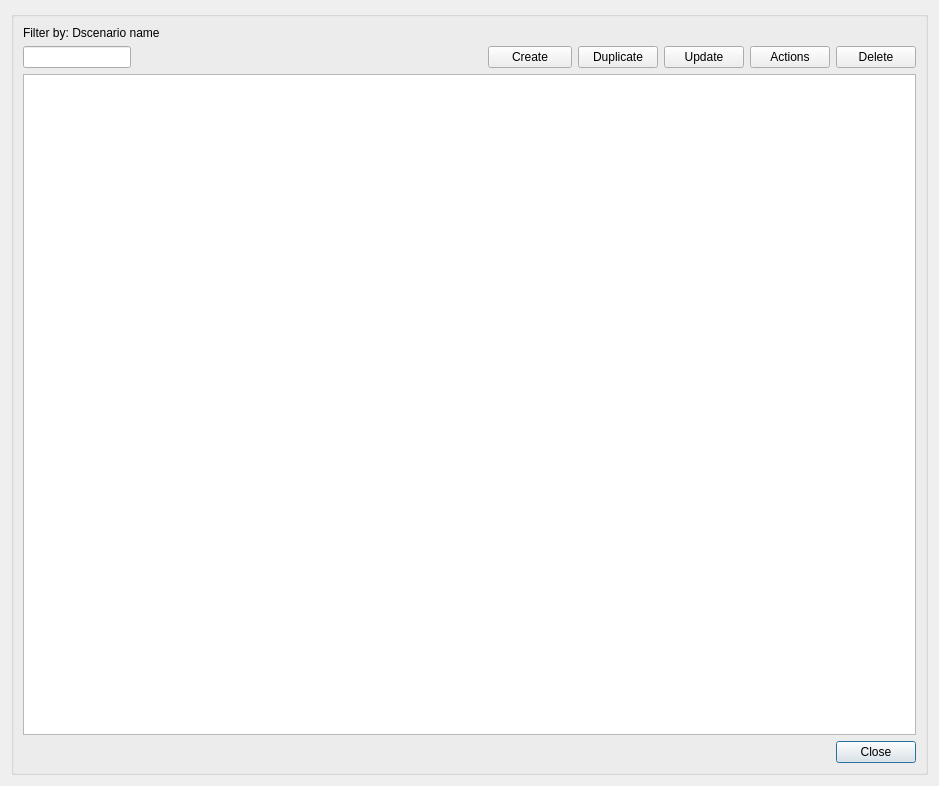
Giswater/giswater_qgis_plugin, file core/ui/toolbars/epa/dscenario_manager.ui: the form before one commit.
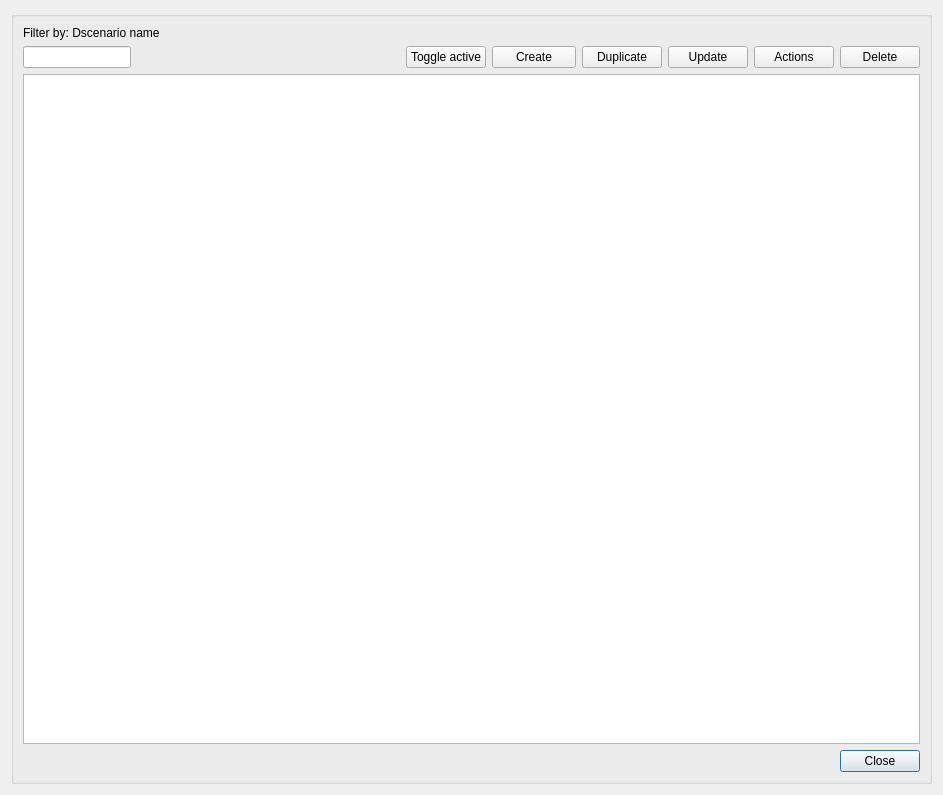
The form after the commit.

Commit message: Enhancement: update btn "dscenario" as menu (on ud projects) for manage "dscenario", "hydrology scenario" and "dwf scenario". Update toolbox functions to maange "aux_params"

```diff
--- a/core/ui/toolbars/epa/dscenario_manager.ui
+++ b/core/ui/toolbars/epa/dscenario_manager.ui
@@ -6,8 +6,8 @@
    <rect>
     <x>0</x>
     <y>0</y>
-    <width>939</width>
-    <height>786</height>
+    <width>943</width>
+    <height>795</height>
    </rect>
   </property>
   <property name="windowTitle">
@@ -20,26 +20,6 @@
       <string/>
      </property>
      <layout class="QGridLayout" name="verticalLayout_3">
-      <item row="5" column="0" colspan="2">
-       <widget class="QLineEdit" name="txt_name">
-        <property name="sizePolicy">
-         <sizepolicy hsizetype="Fixed" vsizetype="Fixed">
-          <horstretch>0</horstretch>
-          <verstretch>0</verstretch>
-         </sizepolicy>
-        </property>
-        <property name="text">
-         <string/>
-        </property>
-       </widget>
-      </item>
-      <item row="6" column="0" colspan="12">
-       <widget class="QTableView" name="tbl_dscenario">
-        <property name="selectionMode">
-         <enum>QAbstractItemView::SingleSelection</enum>
-        </property>
-       </widget>
-      </item>
       <item row="4" column="0">
        <widget class="QLabel" name="lbl_dscenario_name">
         <property name="text">
@@ -47,6 +27,26 @@
         </property>
        </widget>
       </item>
+      <item row="7" column="12">
+       <widget class="QPushButton" name="btn_cancel">
+        <property name="text">
+         <string>Close</string>
+        </property>
+       </widget>
+      </item>
+      <item row="5" column="0" colspan="2">
+       <widget class="QLineEdit" name="txt_name">
+        <property name="sizePolicy">
+         <sizepolicy hsizetype="Fixed" vsizetype="Fixed">
+          <horstretch>0</horstretch>
+          <verstretch>0</verstretch>
+         </sizepolicy>
+        </property>
+        <property name="text">
+         <string/>
+        </property>
+       </widget>
+      </item>
       <item row="7" column="0" colspan="5">
        <spacer name="horizontalSpacer">
         <property name="orientation">
@@ -60,48 +60,21 @@
         </property>
        </spacer>
       </item>
-      <item row="7" column="11">
-       <widget class="QPushButton" name="btn_cancel">
+      <item row="5" column="9">
+       <widget class="QPushButton" name="btn_duplicate">
         <property name="text">
-         <string>Close</string>
+         <string>Duplicate</string>
         </property>
        </widget>
       </item>
       <item row="5" column="11">
-       <widget class="QPushButton" name="btn_delete">
-        <property name="sizePolicy">
-         <sizepolicy hsizetype="Fixed" vsizetype="Fixed">
-          <horstretch>0</horstretch>
-          <verstretch>0</verstretch>
-         </sizepolicy>
-        </property>
-        <property name="text">
-         <string>Delete</string>
-        </property>
-       </widget>
-      </item>
-      <item row="5" column="10">
        <widget class="QPushButton" name="btn_toolbox">
         <property name="text">
          <string>Actions</string>
         </property>
        </widget>
       </item>
-      <item row="5" column="9">
-       <widget class="QPushButton" name="btn_update">
-        <property name="text">
-         <string>Update</string>
-        </property>
-       </widget>
-      </item>
       <item row="5" column="8">
-       <widget class="QPushButton" name="btn_duplicate">
-        <property name="text">
-         <string>Duplicate</string>
-        </property>
-       </widget>
-      </item>
-      <item row="5" column="7">
        <widget class="QToolButton" name="btn_create">
         <property name="sizePolicy">
          <sizepolicy hsizetype="Minimum" vsizetype="Minimum">
@@ -126,6 +99,33 @@
         </property>
        </widget>
       </item>
+      <item row="6" column="0" colspan="13">
+       <widget class="QTableView" name="tbl_dscenario">
+        <property name="selectionMode">
+         <enum>QAbstractItemView::SingleSelection</enum>
+        </property>
+       </widget>
+      </item>
+      <item row="5" column="12">
+       <widget class="QPushButton" name="btn_delete">
+        <property name="sizePolicy">
+         <sizepolicy hsizetype="Fixed" vsizetype="Fixed">
+          <horstretch>0</horstretch>
+          <verstretch>0</verstretch>
+         </sizepolicy>
+        </property>
+        <property name="text">
+         <string>Delete</string>
+        </property>
+       </widget>
+      </item>
+      <item row="5" column="10">
+       <widget class="QPushButton" name="btn_update">
+        <property name="text">
+         <string>Update</string>
+        </property>
+       </widget>
+      </item>
       <item row="5" column="2" colspan="5">
        <spacer name="horizontalSpacer_2">
         <property name="orientation">
@@ -139,6 +139,13 @@
         </property>
        </spacer>
       </item>
+      <item row="5" column="7">
+       <widget class="QPushButton" name="btn_toggle_active">
+        <property name="text">
+         <string>Toggle active</string>
+        </property>
+       </widget>
+      </item>
      </layout>
     </widget>
    </item>
```
The commit also changes 3 other files.
